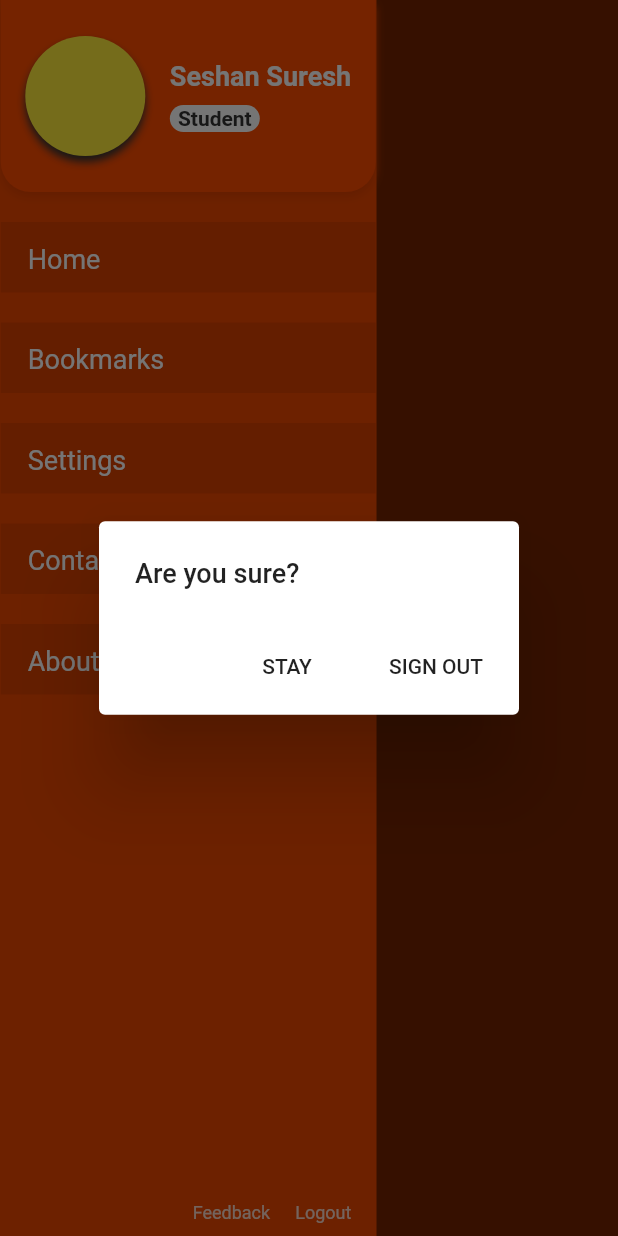
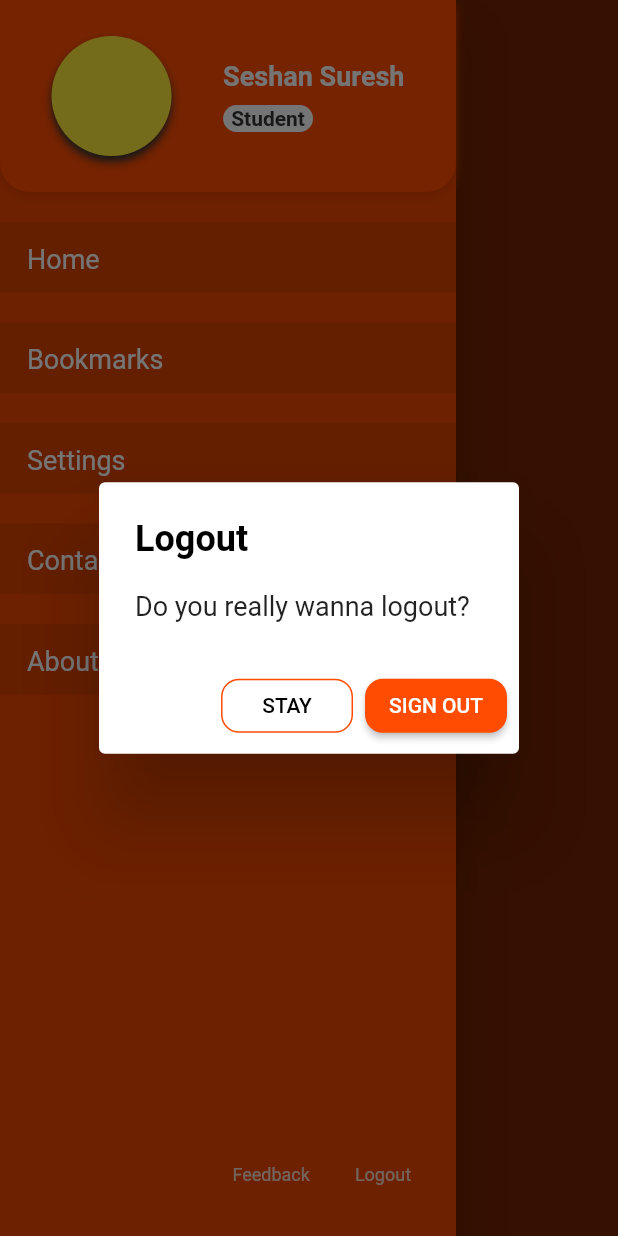
Before and after one commit to StintsTBI/Stints, a Flutter app: the HomePage screen opened directly, in the side drawer, after a tap on "Logout", on a phone screen of 412 x 824 dp. Run offline on Flutter 3.47's test engine with Material 2 defaults, Android fonts, the light colour scheme and no system bars; drawn by our look-alikes of auto_size_text; our stand-ins replace firebase_auth, image_picker; accounts and stored records are empty; network calls fail.

Commit message:
drawer, logout alert box

```diff
--- a/lib/pages/home.dart
+++ b/lib/pages/home.dart
@@ -17,10 +17,7 @@ class _HomePageState extends State<HomePage> {
         appBar: AppBar(
           elevation: 0.0,
         ),
-        drawer: Container(
-          width: 251,
-          child: HomeDrawer(),
-        ),
+        drawer: HomeDrawer(),
         body: Container(
           height: MediaQuery.of(context).size.height,
           width: double.infinity,
--- a/lib/pages/homeDrawer.dart
+++ b/lib/pages/homeDrawer.dart
@@ -9,17 +9,19 @@ class HomeDrawer extends StatelessWidget {
   Widget build(BuildContext context) {
     //final myInheritedWidget = MyInheritedWidget.of(context);
     //VoidCallback signout = myInheritedWidget.of(context)._onSignedOut;
-    return Container(
+    return Drawer(
+      child: Container(
         color: Color(0xffEE4801).withOpacity(1),
         child: Column(
           mainAxisAlignment: MainAxisAlignment.spaceBetween,
+
           //crossAxisAlignment: CrossAxisAlignment.center,
           children: <Widget>[
             Column(
               children: <Widget>[
                 Container(
                   height: 128,
-                width: 250,
+                  width: double.infinity,
                   decoration: BoxDecoration(
                       boxShadow: [
                         BoxShadow(
@@ -57,7 +59,8 @@ class HomeDrawer extends StatelessWidget {
                           AutoSizeText(
                             "Seshan Suresh",
                             style: TextStyle(
-                              color: Colors.white, fontWeight: FontWeight.bold),
+                                color: Colors.white,
+                                fontWeight: FontWeight.bold),
                             minFontSize: 18,
                           ),
                           SizedBox(
@@ -94,7 +97,7 @@ class HomeDrawer extends StatelessWidget {
                       padding: EdgeInsets.only(left: 18, top: 14),
                       color: WidgetColors.primaryDark,
                       height: 47,
-                    width: 250,
+                      width: double.infinity,
                       child: SmallText(
                         "Home",
                         color: Colors.white,
@@ -111,7 +114,7 @@ class HomeDrawer extends StatelessWidget {
                       padding: EdgeInsets.only(left: 18, top: 14),
                       color: WidgetColors.primaryDark,
                       height: 47,
-                    width: 250,
+                      width: double.infinity,
                       child: SmallText(
                         "Bookmarks",
                         color: Colors.white,
@@ -128,7 +131,7 @@ class HomeDrawer extends StatelessWidget {
                       padding: EdgeInsets.only(left: 18, top: 14),
                       color: WidgetColors.primaryDark,
                       height: 47,
-                    width: 250,
+                      width: double.infinity,
                       child: SmallText(
                         "Settings",
                         color: Colors.white,
@@ -145,7 +148,7 @@ class HomeDrawer extends StatelessWidget {
                       padding: EdgeInsets.only(left: 18, top: 14),
                       color: WidgetColors.primaryDark,
                       height: 47,
-                    width: 250,
+                      width: double.infinity,
                       child: SmallText(
                         "Contact us",
                         color: Colors.white,
@@ -162,7 +165,7 @@ class HomeDrawer extends StatelessWidget {
                       padding: EdgeInsets.only(left: 18, top: 14),
                       color: WidgetColors.primaryDark,
                       height: 47,
-                    width: 250,
+                      width: double.infinity,
                       child: SmallText(
                         "About",
                         color: Colors.white,
@@ -172,7 +175,9 @@ class HomeDrawer extends StatelessWidget {
                 ),
               ],
             ),
-          Row(
+            Padding(
+              padding: EdgeInsets.only(bottom: 25),
+              child: Row(
                 mainAxisAlignment: MainAxisAlignment.spaceEvenly,
                 children: <Widget>[
                   Container(
@@ -196,29 +201,53 @@ class HomeDrawer extends StatelessWidget {
                       showDialog(
                           context: context,
                           builder: (BuildContext context) {
-                        return Container(
-                          child: AlertDialog(
-                            title: SmallText("Are you sure?"),
+                            return AlertDialog(
+                              content: SmallText("Do you really wanna logout?"),
+                              title: NormalText(
+                                "Logout",
+                                color: Colors.black,
+                              ),
+                              titleTextStyle:
+                                  TextStyle(fontWeight: FontWeight.bold),
                               actions: <Widget>[
-                              FlatButton(
-                                child: Text("STAY"),
+                                OutlineButton(
+                                  splashColor: WidgetColors.primaryColor,
+                                  shape: RoundedRectangleBorder(
+                                      borderRadius: BorderRadius.all(
+                                          Radius.circular(12))),
+                                  child: Text(
+                                    "STAY",
+                                    style: TextStyle(color: Colors.black),
+                                  ),
+                                  onPressed: () {
+                                    Navigator.pop(context);
+                                  },
+                                  borderSide: BorderSide(
+                                      color: WidgetColors.primaryColor),
+                                ),
+                                RaisedButton(
+                                  shape: RoundedRectangleBorder(
+                                      borderRadius: BorderRadius.all(
+                                          Radius.circular(12))),
+                                  color: WidgetColors.primaryColor,
+                                  child: Text(
+                                    "SIGN OUT",
+                                    style: TextStyle(color: Colors.white),
+                                  ),
                                   onPressed: () {
                                     Navigator.pop(context);
                                   },
                                 ),
-                              FlatButton(
-                                onPressed: () {},
-                                child: Text("SIGN OUT"),
-                              ),
                               ],
-                          ),
                             );
                           });
                     },
                   ),
                 ],
+              ),
             )
           ],
+        ),
       ),
     );
   }
```
Lines whose indentation alone changed are shown as unchanged.
